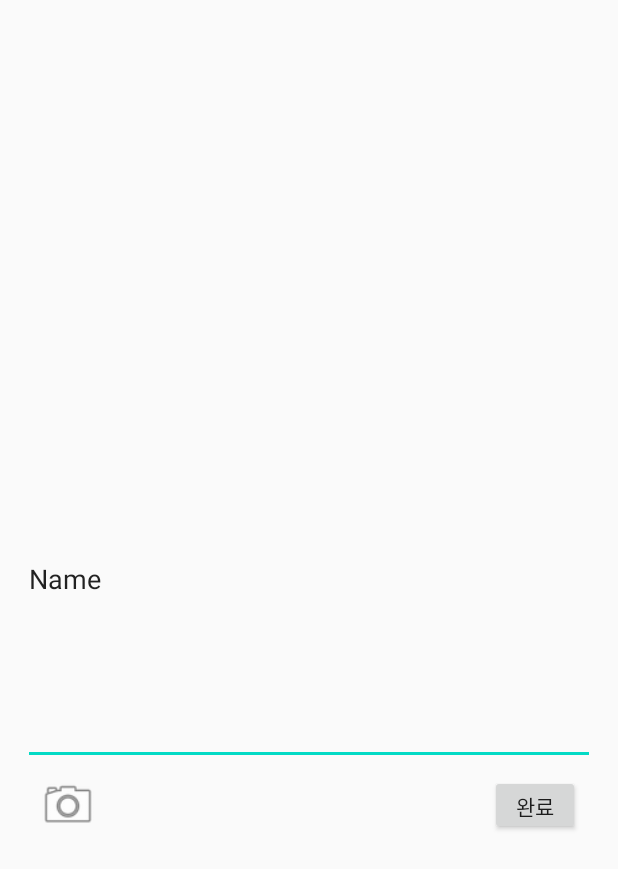
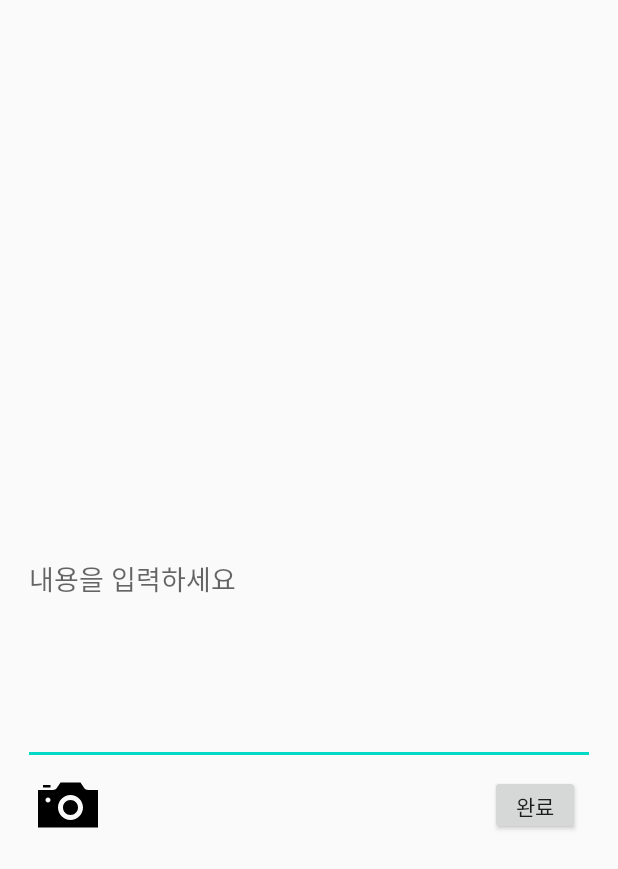
Before and after one commit to minjuKwon/ZeVe-app, an Android app: the layout fragment_mission_posting.xml on its own in the app's theme, with its tools: preview values and no code run, on a phone screen of 412 x 824 dp. Shown: the top 869 px of the screen. Run offline under Robolectric (Android 15) with nearby library versions, the phone set to English and light mode, and no system bars.

Commit message:
Modify icons

```diff
--- a/app/src/main/res/layout/fragment_mission_posting.xml
+++ b/app/src/main/res/layout/fragment_mission_posting.xml
@@ -13,9 +13,9 @@
         android:layout_width="match_parent"
         android:layout_height="match_parent"
         android:layout_marginBottom="52dp"
-        android:ems="10"
-        android:inputType="textPersonName"
-        android:text="Name" />
+        android:inputType="text"
+        android:hint="@string/posting"
+        android:importantForAutofill="no" />
 
     <ImageView
         android:id="@+id/missionPostingCamera"
@@ -24,7 +24,8 @@
         android:layout_marginBottom="5dp"
         android:layout_marginStart="10dp"
         android:layout_marginLeft="10dp"
-        app:srcCompat="@android:drawable/ic_menu_camera"
+        android:src="@drawable/ic_camera"
+        android:contentDescription="@string/imageView"
         app:layout_constraintBottom_toBottomOf="parent"
         app:layout_constraintStart_toStartOf="parent"/>
 
--- a/app/src/main/res/layout/fragment_setting.xml
+++ b/app/src/main/res/layout/fragment_setting.xml
@@ -33,7 +33,7 @@
             android:layout_marginTop="8dp"
             android:layout_marginEnd="9dp"
             android:layout_marginRight="9dp"
-            android:src="@android:drawable/ic_menu_add"
+            android:src="@drawable/ic_setting"
             android:contentDescription="@string/setting"
             app:layout_constraintTop_toTopOf="parent"
             app:layout_constraintEnd_toEndOf="parent"/>
--- a/app/src/main/res/layout/fragment_store.xml
+++ b/app/src/main/res/layout/fragment_store.xml
@@ -32,7 +32,7 @@
             android:layout_marginStart="40dp"
             android:layout_marginLeft="40dp"
             android:contentDescription="@string/imageView"
-            android:src="@android:drawable/ic_menu_search"
+            android:src="@drawable/ic_magnifier"
             app:layout_constraintStart_toEndOf="@id/storeTabLayout"
             app:layout_constraintTop_toTopOf="parent" />
 
@@ -44,7 +44,7 @@
             android:layout_marginStart="10dp"
             android:layout_marginLeft="10dp"
             android:contentDescription="@string/imageView"
-            android:src="@android:drawable/ic_menu_sort_by_size"
+            android:src="@drawable/ic_filter"
             app:layout_constraintTop_toTopOf="parent"
             app:layout_constraintStart_toEndOf="@id/storeSearch"/>
 
@@ -56,7 +56,7 @@
             android:layout_marginStart="10dp"
             android:layout_marginLeft="10dp"
             android:contentDescription="@string/imageView"
-            android:src="@android:drawable/ic_dialog_map"
+            android:src="@drawable/ic_location"
             app:layout_constraintTop_toTopOf="parent"
             app:layout_constraintStart_toEndOf="@id/storeFilter"/>
     </androidx.constraintlayout.widget.ConstraintLayout>
--- a/app/src/main/res/layout/fragment_store_detail.xml
+++ b/app/src/main/res/layout/fragment_store_detail.xml
@@ -309,7 +309,7 @@
                 android:layout_marginTop="15dp"
                 android:layout_marginEnd="17dp"
                 android:layout_marginRight="17dp"
-                app:srcCompat="@android:drawable/ic_menu_edit"
+                app:srcCompat="@drawable/ic_pencil"
                 android:contentDescription="@string/imageView"
                 app:layout_constraintTop_toTopOf="parent"
                 app:layout_constraintEnd_toEndOf="parent"/>
--- a/app/src/main/res/layout/fragment_store_item.xml
+++ b/app/src/main/res/layout/fragment_store_item.xml
@@ -41,7 +41,7 @@
         android:layout_marginTop="6dp"
         android:layout_marginStart="20dp"
         android:layout_marginLeft="20dp"
-        app:srcCompat="@android:drawable/btn_star"
+        android:src="@drawable/ic_heart"
         android:contentDescription="@string/imageView"
         app:layout_constraintTop_toBottomOf="@id/storeName"
         app:layout_constraintStart_toEndOf="@id/storeImg"/>
--- a/app/src/main/res/layout/sns_content.xml
+++ b/app/src/main/res/layout/sns_content.xml
@@ -40,7 +40,7 @@
         android:layout_marginTop="11dp"
         android:layout_marginEnd="13dp"
         android:layout_marginRight="13dp"
-        android:background="@color/dark"
+        android:src="@drawable/ic_dot"
         android:contentDescription="@string/imageView"
         app:layout_constraintTop_toTopOf="parent"
         app:layout_constraintEnd_toEndOf="parent"/>
--- a/app/src/main/res/values/strings.xml
+++ b/app/src/main/res/values/strings.xml
@@ -56,4 +56,5 @@
     <string name="logout">로그아웃</string>
     <string name="quit">탈퇴하기</string>
     <string name="setting">설정</string>
+    <string name="posting">내용을 입력하세요</string>
 </resources>
```
Also changed, not shown: app/src/main/res/drawable/ic_dot.xml (added, +11 -0 lines), app/src/main/res/drawable/ic_heart.xml (added, +9 -0 lines), app/src/main/res/layout/fragment_space.xml (+8 -8 lines), app/src/main/res/layout/fragment_space_edit.xml (+4 -4 lines), app/src/main/res/layout/fragment_space_shop.xml (+5 -5 lines).
